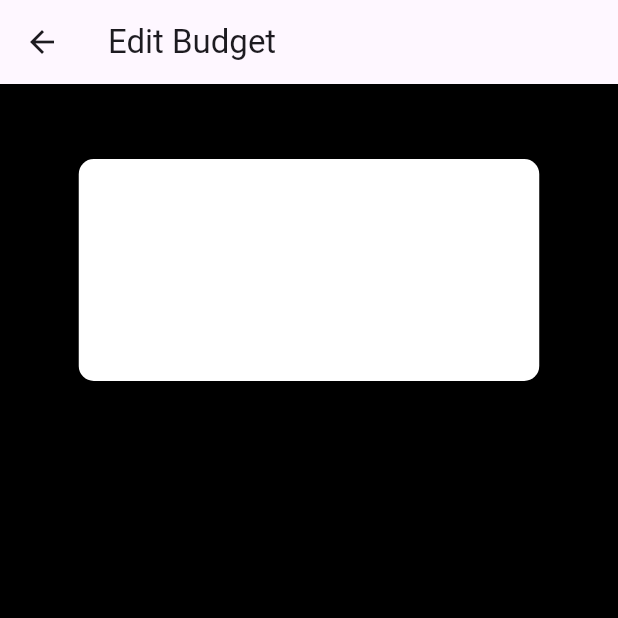
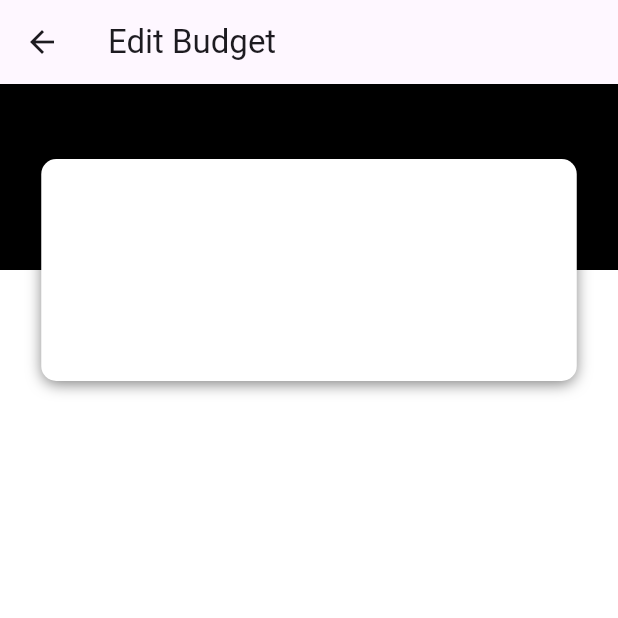
Before and after one commit to euphori/employee-management, a Flutter app: the EditBudgetScreen screen opened directly, on a phone screen of 412 x 824 dp, the top half of it. Run offline on Flutter 3.47's test engine with Material 3 defaults, Android fonts, the light colour scheme and no system bars; our stand-ins replace cloud_firestore, firebase_auth, firebase_core, table_calendar; accounts and stored records are empty.

Commit message:
Updated edit_budget_screen

```diff
--- a/lib/features/user_auth/presentation/pages/edit_budget_screen.dart
+++ b/lib/features/user_auth/presentation/pages/edit_budget_screen.dart
@@ -13,14 +13,26 @@ class EditBudgetScreen extends StatelessWidget {
           },
         ),
       ),
-      backgroundColor: Colors.black, // Set the background color to black
-      body: SingleChildScrollView(
+      backgroundColor: Colors.transparent, // Set the background color to transparent
+      body: Container(
+        decoration: BoxDecoration(
+          gradient: LinearGradient(
+            begin: Alignment.topCenter,
+            end: Alignment.bottomCenter,
+            colors: [
+              Colors.black, // Black color at the top
+              Colors.white, // White color at the bottom
+            ],
+            stops: [0.5, 0.5], // To make the transition abrupt
+          ),
+        ),
+        child: SingleChildScrollView(
           padding: EdgeInsets.symmetric(vertical: 50),
           child: Center(
             child: Container(
               padding: EdgeInsets.all(16),
               height: 148,
-            width: 307,
+              width: 357,
               decoration: BoxDecoration(
                 color: Colors.white,
                 borderRadius: BorderRadius.circular(10),
@@ -29,9 +41,10 @@ class EditBudgetScreen extends StatelessWidget {
                     color: Colors.black.withOpacity(0.5),
                     spreadRadius: -1,
                     blurRadius: 7.5,
-                  offset: Offset(0,3),
+                    offset: Offset(0, 3),
                   ),
                 ],
+              ),
             ),
           ),
         ),
```
Also changed, not shown: pubspec.lock. Lines whose indentation alone changed are shown as unchanged.
